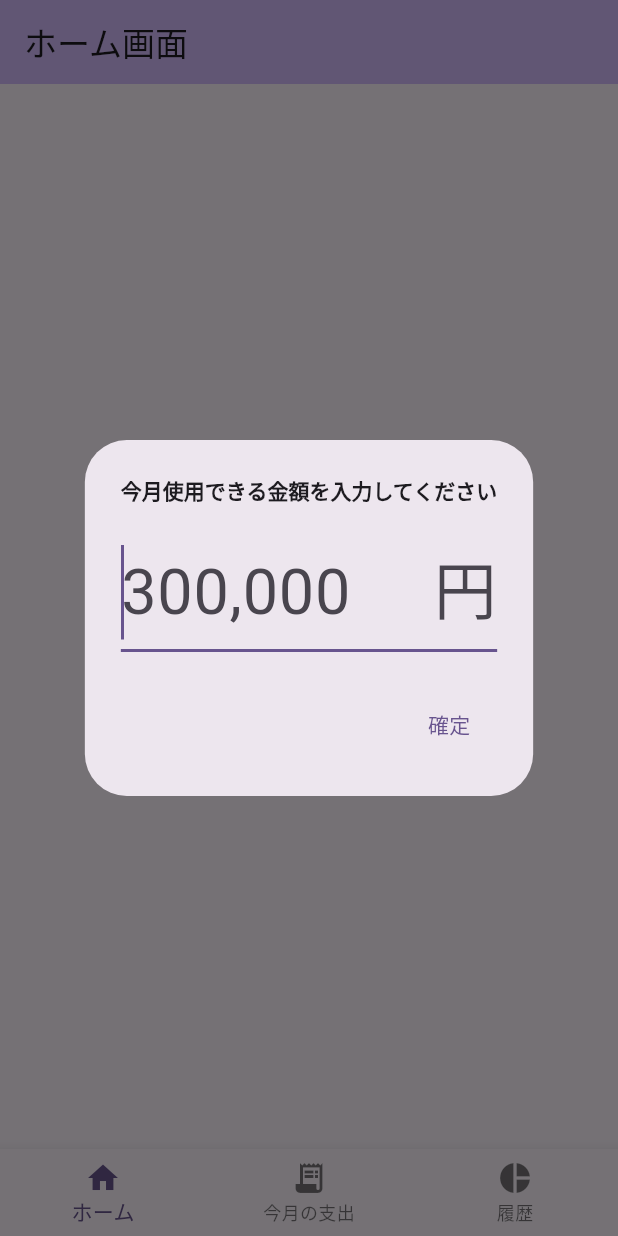
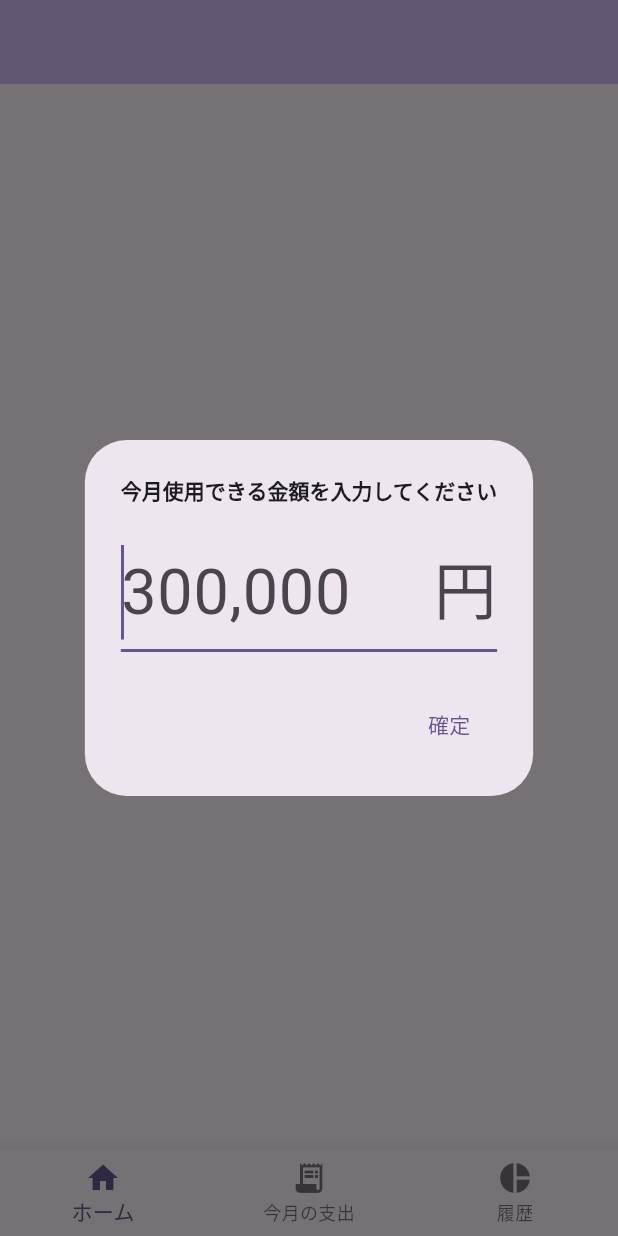
Before and after one commit to Ru2Lu/daily_spend_tracker, a Flutter app: the screen it shows after launch, on a phone screen of 412 x 824 dp. Run offline on Flutter 3.47's test engine with Material 3 defaults, Android fonts, the phone set to English and light mode, and no system bars; our stand-ins replace flutter_riverpod, flutter_slidable, isar, riverpod_annotation; accounts and stored records are empty; generated files the repository leaves out were written again.

Commit message:
ホーム画面のアプリバーのタイトルを削除

```diff
--- a/lib/screens/home_screen.dart
+++ b/lib/screens/home_screen.dart
@@ -46,7 +46,6 @@ class HomeScreenState extends ConsumerState<HomeScreen> {
     return Scaffold(
       appBar: AppBar(
         backgroundColor: Theme.of(context).colorScheme.inversePrimary,
-        title: const Text('ホーム画面'),
       ),
       body: Center(
         child: Row(
```
